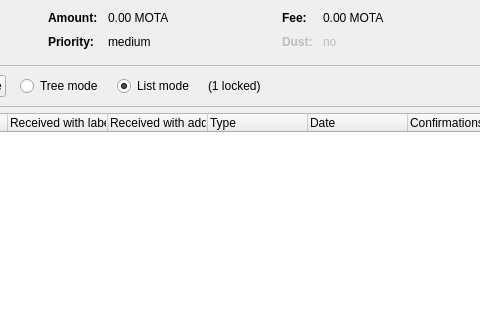
tofutim/mota, file src/qt/forms/coincontroldialog.ui: the form before one commit; both pictures show x 204 to 684 and y 0 to 320 of the 954 by 500 pixel window.
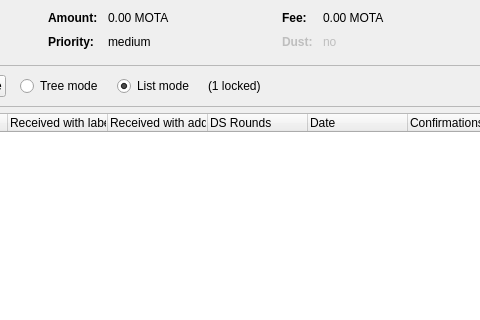
The form after the commit. Custom widgets are drawn as their Qt base class.

What changed in the file:
```diff
--- a/src/qt/forms/coincontroldialog.ui
+++ b/src/qt/forms/coincontroldialog.ui
@@ -477,7 +477,7 @@
      </column>
      <column>
       <property name="text">
-	<string>Type</string>
+       <string>DS Rounds</string>
       </property>
      </column>
      <column>
```
Left out of the diff: 2 changed lines with no effect on the pictures.
